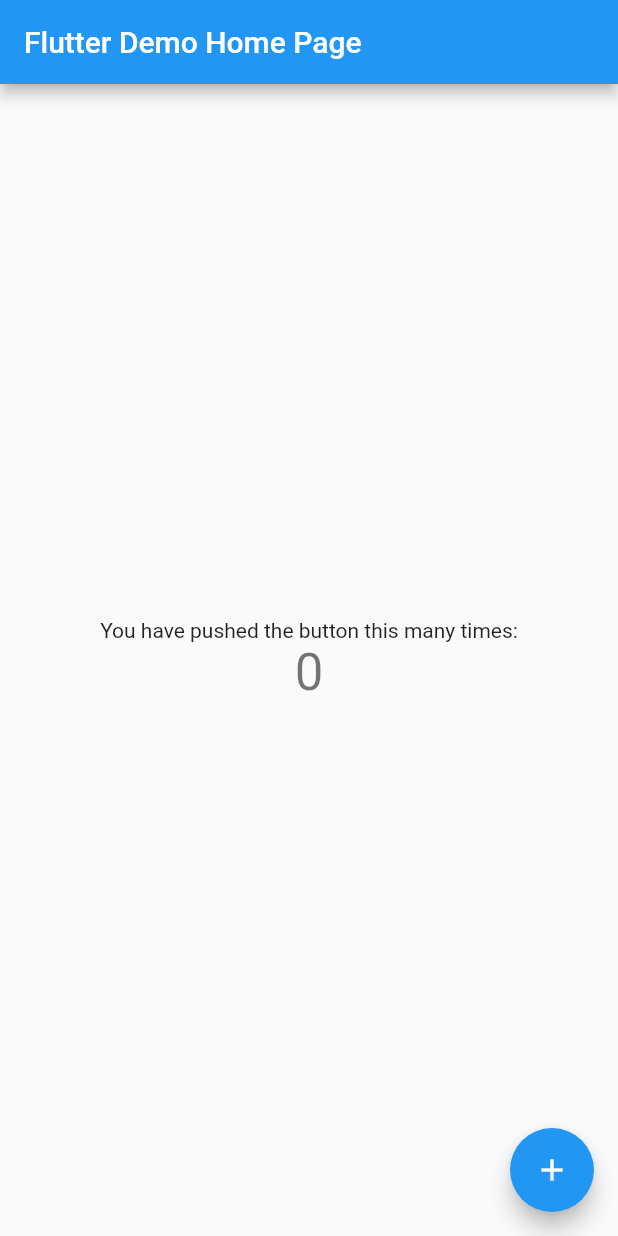
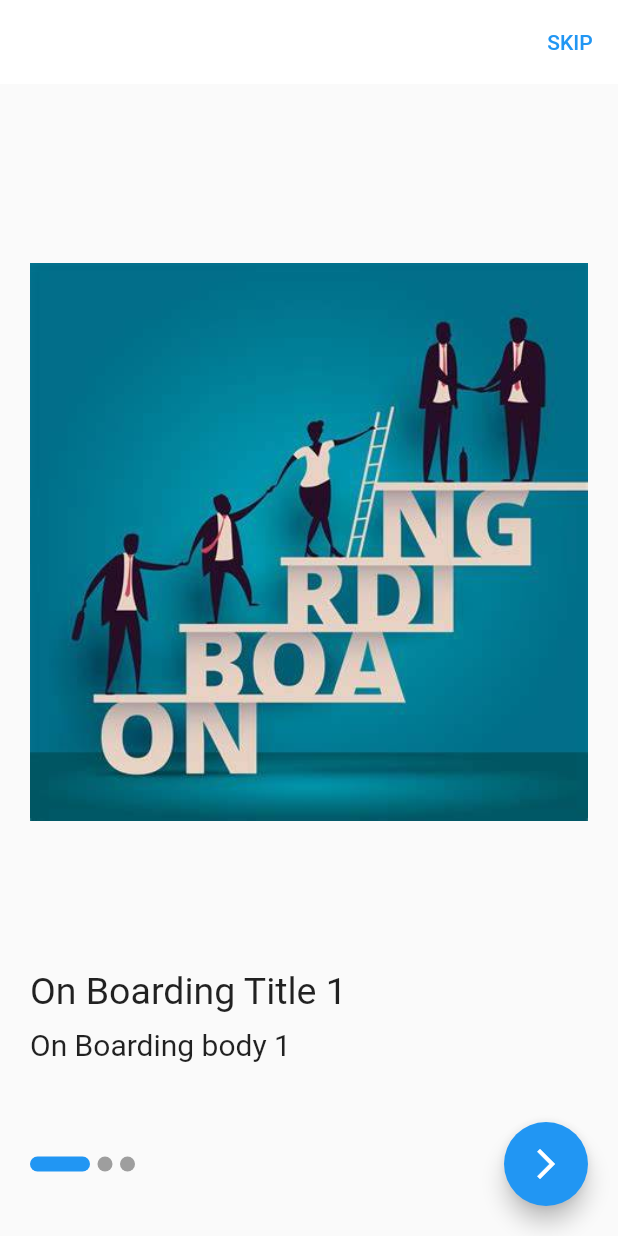
Before and after one commit to EslamElkurdi/Shop-App, a Flutter app: the screen it shows after launch, on a phone screen of 412 x 824 dp. Run offline on Flutter 3.47's test engine with Material 2 defaults, Android fonts, the phone set to English and light mode, and no system bars; drawn by our look-alikes of smooth_page_indicator; our stand-ins replace bloc, hexcolor; Roboto replaces fonts that are missing (Alovera).

Commit message:
On Boarding And Login Screen

```diff
--- a/lib/main.dart
+++ b/lib/main.dart
@@ -1,4 +1,6 @@
 import 'package:flutter/material.dart';
+import 'package:shop/modules/onBoarding/on_boarding.dart';
+import 'package:shop/shared/styles/themes/themes.dart';
 
 void main() {
   runApp(const MyApp());
@@ -12,104 +14,9 @@ class MyApp extends StatelessWidget {
   Widget build(BuildContext context) {
     return MaterialApp(
       title: 'Flutter Demo',
-      theme: ThemeData(
-        // This is the theme of your application.
-        //
-        // Try running your application with "flutter run". You'll see the
-        // application has a blue toolbar. Then, without quitting the app, try
-        // changing the primarySwatch below to Colors.green and then invoke
-        // "hot reload" (press "r" in the console where you ran "flutter run",
-        // or simply save your changes to "hot reload" in a Flutter IDE).
-        // Notice that the counter didn't reset back to zero; the application
-        // is not restarted.
-        primarySwatch: Colors.blue,
-      ),
-      home: const MyHomePage(title: 'Flutter Demo Home Page'),
+      theme: lightTheme,
+      debugShowCheckedModeBanner: false,
+      home: OnBoardingScreen(),
     );
   }
 }
-
-class MyHomePage extends StatefulWidget {
-  const MyHomePage({super.key, required this.title});
-
-  // This widget is the home page of your application. It is stateful, meaning
-  // that it has a State object (defined below) that contains fields that affect
-  // how it looks.
-
-  // This class is the configuration for the state. It holds the values (in this
-  // case the title) provided by the parent (in this case the App widget) and
-  // used by the build method of the State. Fields in a Widget subclass are
-  // always marked "final".
-
-  final String title;
-
-  @override
-  State<MyHomePage> createState() => _MyHomePageState();
-}
-
-class _MyHomePageState extends State<MyHomePage> {
-  int _counter = 0;
-
-  void _incrementCounter() {
-    setState(() {
-      // This call to setState tells the Flutter framework that something has
-      // changed in this State, which causes it to rerun the build method below
-      // so that the display can reflect the updated values. If we changed
-      // _counter without calling setState(), then the build method would not be
-      // called again, and so nothing would appear to happen.
-      _counter++;
-    });
-  }
-
-  @override
-  Widget build(BuildContext context) {
-    // This method is rerun every time setState is called, for instance as done
-    // by the _incrementCounter method above.
-    //
-    // The Flutter framework has been optimized to make rerunning build methods
-    // fast, so that you can just rebuild anything that needs updating rather
-    // than having to individually change instances of widgets.
-    return Scaffold(
-      appBar: AppBar(
-        // Here we take the value from the MyHomePage object that was created by
-        // the App.build method, and use it to set our appbar title.
-        title: Text(widget.title),
-      ),
-      body: Center(
-        // Center is a layout widget. It takes a single child and positions it
-        // in the middle of the parent.
-        child: Column(
-          // Column is also a layout widget. It takes a list of children and
-          // arranges them vertically. By default, it sizes itself to fit its
-          // children horizontally, and tries to be as tall as its parent.
-          //
-          // Invoke "debug painting" (press "p" in the console, choose the
-          // "Toggle Debug Paint" action from the Flutter Inspector in Android
-          // Studio, or the "Toggle Debug Paint" command in Visual Studio Code)
-          // to see the wireframe for each widget.
-          //
-          // Column has various properties to control how it sizes itself and
-          // how it positions its children. Here we use mainAxisAlignment to
-          // center the children vertically; the main axis here is the vertical
-          // axis because Columns are vertical (the cross axis would be
-          // horizontal).
-          mainAxisAlignment: MainAxisAlignment.center,
-          children: <Widget>[
-            const Text(
-              'You have pushed the button this many times:',
-            ),
-            Text(
-              '$_counter',
-              style: Theme.of(context).textTheme.headline4,
-            ),
-          ],
-        ),
-      ),
-      floatingActionButton: FloatingActionButton(
-        onPressed: _incrementCounter,
-        tooltip: 'Increment',
-        child: const Icon(Icons.add),
-      ), // This trailing comma makes auto-formatting nicer for build methods.
-    );
-  }
-}
--- /dev/null
+++ b/lib/modules/onBoarding/on_boarding.dart
@@ -0,0 +1,157 @@
+import 'package:flutter/material.dart';
+import 'package:shop/modules/login/login.dart';
+import 'package:shop/shared/component/components.dart';
+import 'package:shop/shared/styles/colors.dart';
+import 'package:smooth_page_indicator/smooth_page_indicator.dart';
+
+class BoardingModel{
+  String? image;
+  String? title;
+  String? body;
+
+  BoardingModel({
+    required this.title,
+    required this.image,
+    required this.body
+});
+
+}
+
+
+class OnBoardingScreen extends StatefulWidget {
+
+  @override
+  State<OnBoardingScreen> createState() => _OnBoardingScreenState();
+}
+
+class _OnBoardingScreenState extends State<OnBoardingScreen> {
+  List<BoardingModel> model =
+  [
+    BoardingModel(
+        title: "On Boarding Title 1",
+        image: 'assets/images/on_boarding.jpg',
+        body: 'On Boarding body 1'
+    ),
+    BoardingModel(
+        title: "On Boarding Title 2",
+        image: 'assets/images/on_boarding.jpg',
+        body: 'On Boarding body 2'
+    ),
+    BoardingModel(
+        title: "On Boarding Title 3",
+        image: 'assets/images/on_boarding.jpg',
+        body: 'On Boarding body 3'
+    )
+  ];
+
+  var boardController = PageController();
+
+  bool isLast = false;
+
+  @override
+  Widget build(BuildContext context) {
+    return Scaffold(
+      appBar: AppBar(
+        actions: [
+          TextButton(
+              onPressed: (){
+                navigateAndFinish(context, const LoginScreen());
+              },
+              child: const Text(
+                "SKIP"
+              )
+          )
+        ],
+      ),
+      body: Padding(
+        padding: const EdgeInsets.all(20.0),
+        child: Column(
+          children: [
+            Expanded(
+              child: PageView.builder(
+                onPageChanged: (int index){
+                  if(index == model.length - 1){
+                    setState(() {
+                      isLast = true;
+                    });
+                  }else{
+                    isLast = false;
+                  }
+                },
+                controller: boardController,
+                  physics: const BouncingScrollPhysics(),
+                  itemBuilder: (context, index)=> buildBoardingItem(model[index]),
+                  itemCount: model.length,
+              ),
+            ),
+            const SizedBox(
+              height: 40,
+            ),
+            Row(
+              children: [
+                SmoothPageIndicator(
+                    controller: boardController,
+                    count: model.length,
+                  effect: const ExpandingDotsEffect(
+                    dotColor: Colors.grey,
+                    activeDotColor: defaultColor,
+                    dotHeight: 10,
+                    dotWidth: 10,
+                    expansionFactor: 4,
+                    spacing: 5
+                  ),
+                ),
+                const Spacer(),
+                FloatingActionButton(
+                  onPressed: (){
+                    if(isLast){
+                      navigateAndFinish(context, const LoginScreen());
+                    }else{
+                      boardController.nextPage(
+                          duration: const Duration(
+                              milliseconds: 750
+                          ),
+                          curve: Curves.bounceInOut
+                      );
+                    }
+
+
+                  },
+                  child: const Icon(
+                    Icons.arrow_forward_ios_sharp
+                  ),
+                )
+              ],
+            )
+          ],
+        ),
+      ),
+    );
+  }
+
+  Widget buildBoardingItem(BoardingModel model){
+      return Column(
+        crossAxisAlignment: CrossAxisAlignment.start,
+        children: [
+          Expanded(child: Image(image: AssetImage('${model.image}'))),
+
+          Text(
+              '${model.title}',
+            style: TextStyle(
+              fontSize: 25
+            ),
+
+          ),
+          SizedBox(
+            height: 10,
+          ),
+          Text(
+            '${model.body}',
+            style: TextStyle(
+                fontSize: 20
+            ),
+          )
+        ],
+      );
+  }
+}
```
Also changed, not shown: lib/modules/login/login.dart (added, +97 -0 lines), lib/shared/component/components.dart (added, +75 -0 lines), pubspec.yaml (+5 -4 lines), assets/images/on_boarding.jpg (added), pubspec.lock.
